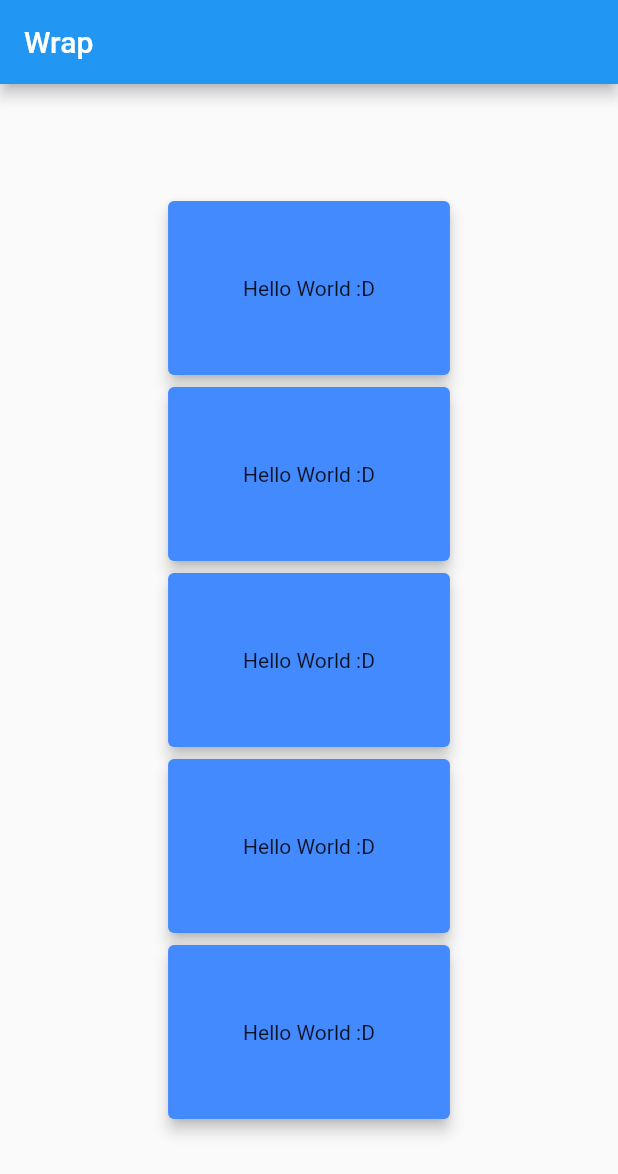
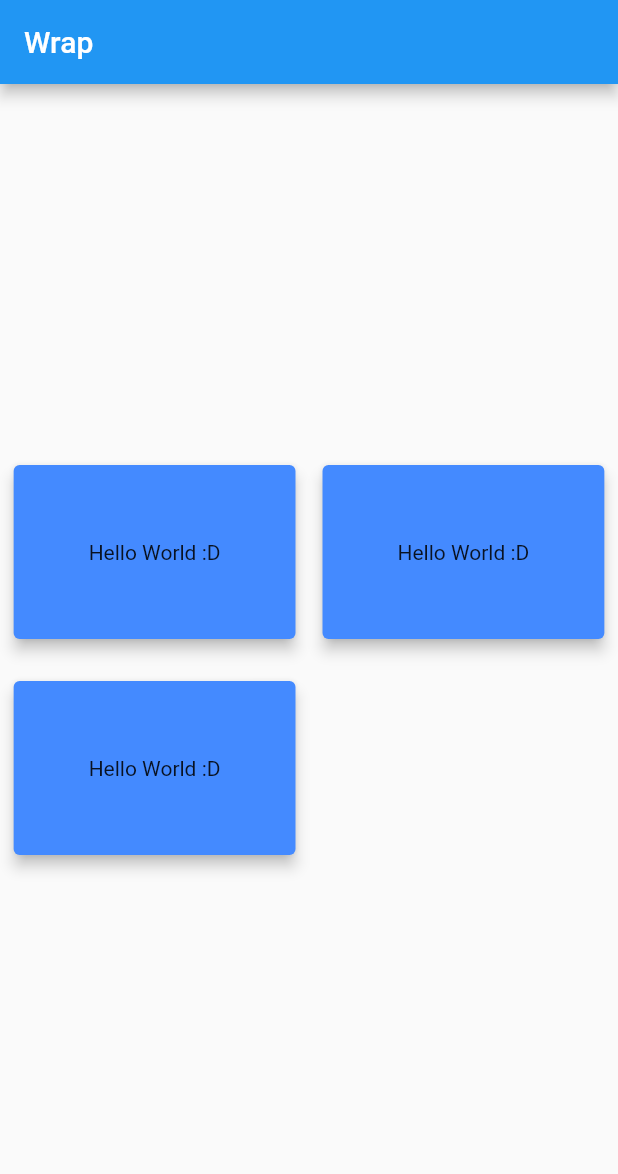
Before and after one commit to jesselima/widget_of_the_week, a Flutter app: the screen it shows after launch, on a phone screen of 412 x 824 dp. Shown: the top 1174 px of the screen. Run offline on Flutter 3.47's test engine with Material 2 defaults, Android fonts, the phone set to English and light mode, and no system bars.

Commit message:
Wrap - How do use it - More features

```diff
--- a/lib/main.dart
+++ b/lib/main.dart
@@ -36,13 +36,17 @@ class _MyHomePageState extends State<MyHomePage> {
       ),
       body: Center(
         child: Wrap(
-          direction: Axis.vertical,
+          alignment: WrapAlignment.start,
+//          alignment: WrapAlignment.end,
+//          alignment: WrapAlignment.spaceEvenly,
+//          alignment: WrapAlignment.center,
+          spacing: 10,
+          runSpacing: 20,
           children: <Widget>[
             MyCard(),
             MyCard(),
             MyCard(),
-            MyCard(),
-            MyCard(),
+
           ],
         ),
       ),
@@ -51,6 +55,10 @@ class _MyHomePageState extends State<MyHomePage> {
 }
 
 class MyCard extends StatelessWidget {
+
+  final String text;
+  MyCard({this.text = "Hello World :D"});
+
   @override
   Widget build(BuildContext context) {
     return Container(
@@ -58,7 +66,7 @@ class MyCard extends StatelessWidget {
         elevation: 4,
         color: Colors.blueAccent,
         borderOnForeground: true,
-        child: Padding(padding: EdgeInsets.all(50), child: Text("Hello World :D")),
+        child: Padding(padding: EdgeInsets.all(50), child: Text(text)),
       ),
     );
   }
```
